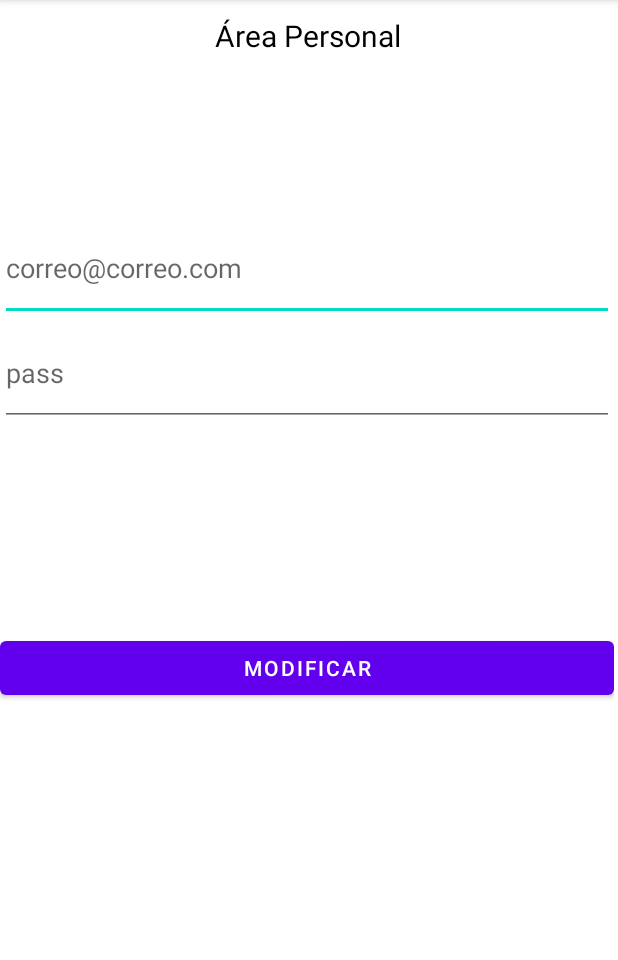
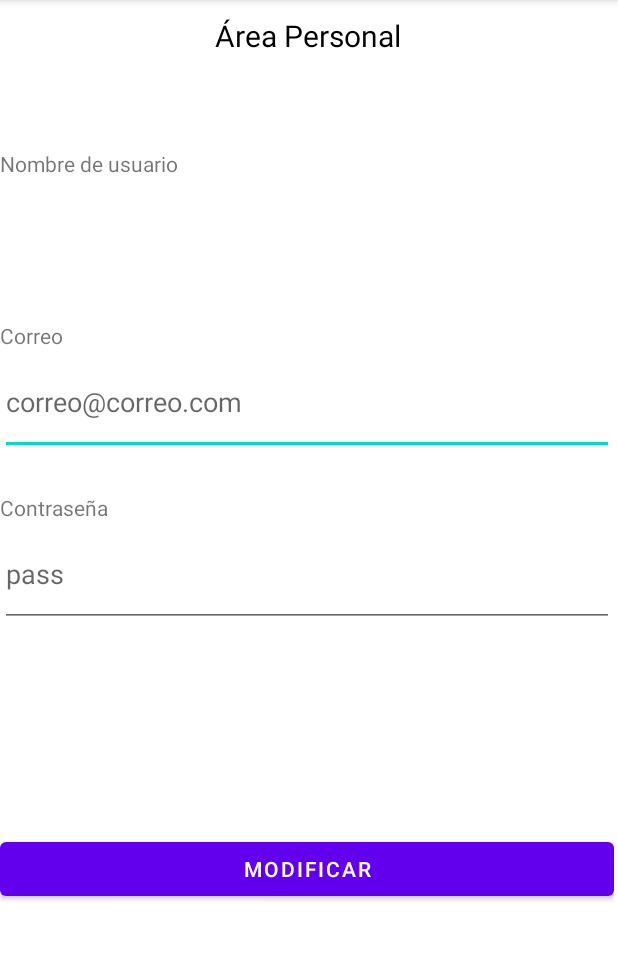
Before and after one commit to michaelsordo/moneygest, an Android app: the AreaPersonalActivity screen opened directly, with no data from a screen before it, on a phone screen of 412 x 824 dp, the part 84-1044 px from its top. Run offline under Robolectric (Android 15) with nearby library versions, the phone set to English and light mode, and no system bars.

Commit message:
layouts en area personal

```diff
--- a/app/src/main/res/layout/activity_area_personal.xml
+++ b/app/src/main/res/layout/activity_area_personal.xml
@@ -17,6 +17,7 @@
             android:id="@+id/area_personal_text"
             android:layout_width="match_parent"
             android:layout_height="74dp"
+            android:layout_marginBottom="25dp"
             android:paddingTop="10sp"
             android:text="@string/area_personal"
             android:textAlignment="center"
@@ -24,18 +25,38 @@
             android:textSize="20sp" />
 
         <TextView
+            android:id="@+id/textView_nombre_usuario_ap"
+            android:layout_width="match_parent"
+            android:layout_height="wrap_content"
+            android:text="Nombre de usuario" />
+
+        <TextView
             android:id="@+id/area_nombre_usuario"
             android:layout_width="match_parent"
             android:layout_height="70dp"
+            android:layout_marginBottom="25dp"
             android:textColor="#000000"
             android:textSize="18sp" />
+
+        <TextView
+            android:id="@+id/textView_correo_ap"
+            android:layout_width="match_parent"
+            android:layout_height="wrap_content"
+            android:text="Correo" />
 
         <EditText
             android:id="@+id/area_correo_usuario"
             android:layout_width="match_parent"
             android:layout_height="70dp"
+            android:layout_marginBottom="25dp"
             android:hint="@string/correo_usuario"
             android:inputType="textEmailAddress" />
+
+        <TextView
+            android:id="@+id/textView_contraseña_ap"
+            android:layout_width="match_parent"
+            android:layout_height="wrap_content"
+            android:text="Contraseña" />
 
         <EditText
             android:id="@+id/area_pass_usuario"
```
